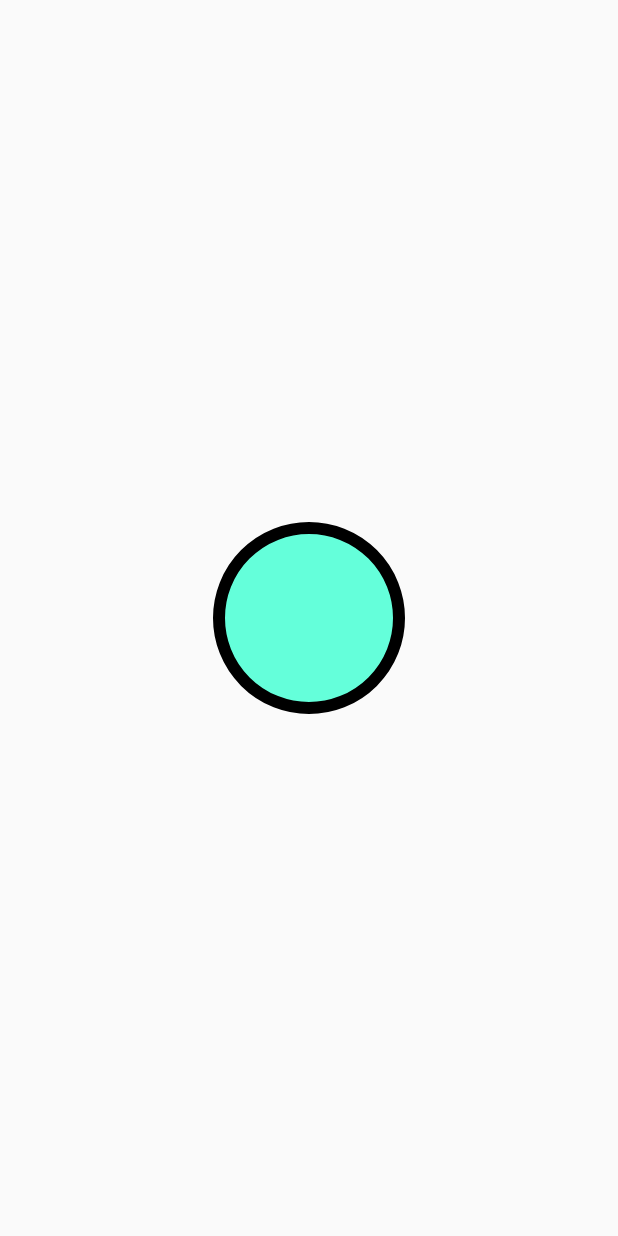
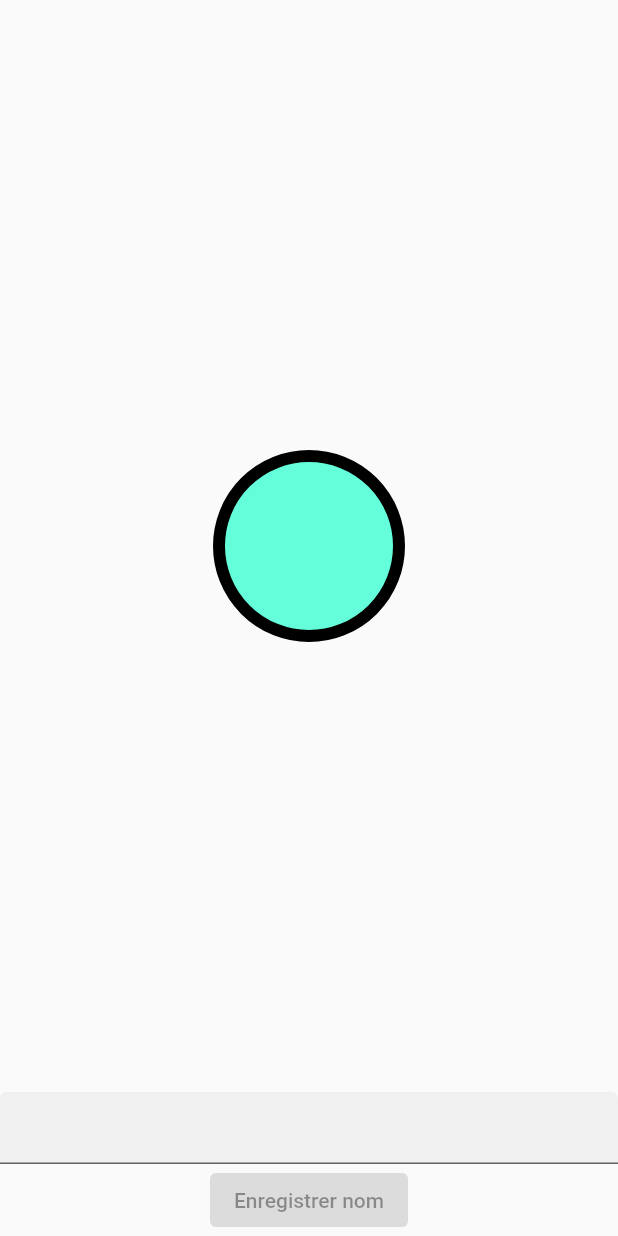
Before and after one commit to SilverSdt/littlewords, a Flutter app: the screen it shows after launch, on a phone screen of 412 x 824 dp. Run offline on Flutter 3.47's test engine with Material 2 defaults, Android fonts, the phone set to English and light mode, and no system bars; our stand-ins replace flutter_riverpod, shared_preferences.

Commit message:
Login page prototype

```diff
--- a/lib/route/login/login.route.dart
+++ b/lib/route/login/login.route.dart
@@ -6,8 +6,23 @@ class LoginRoute extends StatelessWidget {
 
   @override
   Widget build(BuildContext context) {
-    return const Scaffold(
-      body: Center(child: LittlewordsLogo()),
+    return Scaffold(
+      body: Column(
+        mainAxisAlignment: MainAxisAlignment.center,
+        children: const [
+          Spacer(),
+          LittlewordsLogo(),
+          Spacer(),
+          TextField(
+            decoration: InputDecoration(
+              filled: true
+            ),
+          ),
+          ElevatedButton(
+              onPressed: null,
+              child: Text("Enregistrer nom")
+          )
+        ]),
     );
   }
 }
```
